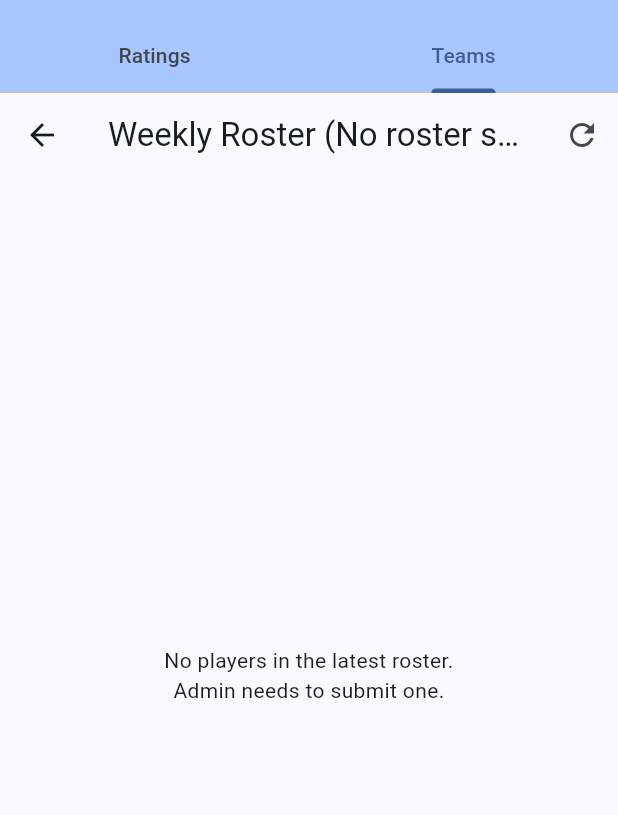
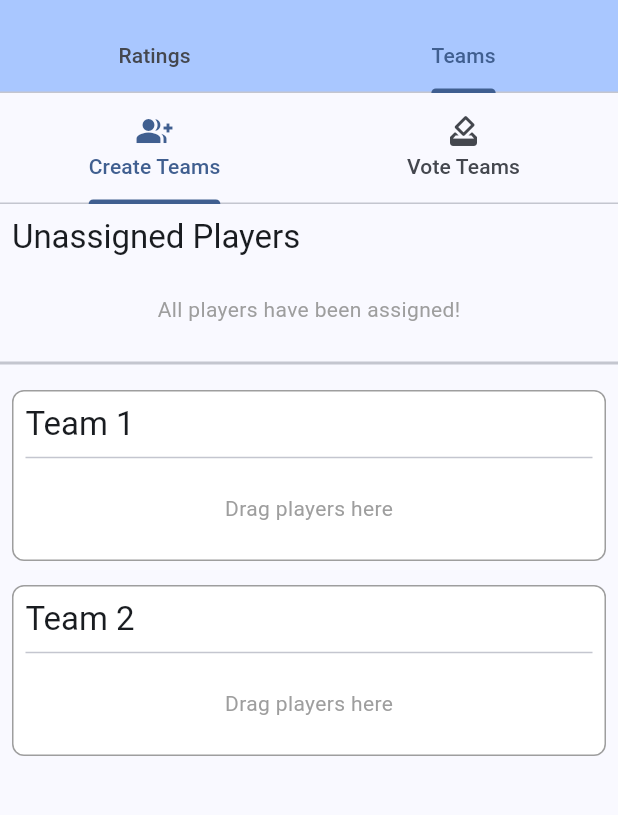
Before and after one commit to SajadMirzaei/sport-toolkit, a Flutter app: the HomePage screen opened by its route, tab 2 chosen, on a phone screen of 412 x 824 dp, the part 63-878 px from its top. Run offline on Flutter 3.47's test engine with Material 3 defaults, Android fonts, the phone set to English and light mode, and no system bars; our stand-ins replace cloud_firestore, firebase_auth, firebase_core, google_sign_in; missing offline and left inert: google_sign_in_web; accounts and stored records are empty; generated files the repository leaves out were written again; network calls fail.

Commit message:
feat: Implement drag-and-drop team formation UI

```diff
--- a/lib/data_service.dart
+++ b/lib/data_service.dart
@@ -26,8 +26,9 @@ class WeeklyRoster {
   final String date;
   final List<String> playerNames;
   final List<String> playerIds;
+  final int numberOfTeams; // New field for the number of teams
 
-  WeeklyRoster({required this.id, required this.date, required this.playerNames, required this.playerIds});
+  WeeklyRoster({required this.id, required this.date, required this.playerNames, required this.playerIds, required this.numberOfTeams});
 }
 
 // --- Data Service ---
@@ -35,19 +36,15 @@ class WeeklyRoster {
 class DataService with ChangeNotifier {
   final FirebaseFirestore _firestore = FirebaseFirestore.instance;
 
-  // --- State for New Roster Feature ---
   List<Player> _players = [];
   WeeklyRoster? _latestRoster;
   bool _isLoadingPlayers = false;
   bool _isLoadingRoster = false;
 
-  // --- Getters for New Roster Feature ---
   List<Player> get players => _players;
   WeeklyRoster? get latestRoster => _latestRoster;
   bool get isLoadingPlayers => _isLoadingPlayers;
   bool get isLoadingRoster => _isLoadingRoster;
-
-  // --- Methods for New Roster Feature (Firestore) ---
 
   Future<void> fetchPlayers() async {
     _isLoadingPlayers = true;
@@ -67,35 +64,35 @@ class DataService with ChangeNotifier {
     if (name.trim().isEmpty) return null;
     try {
       await _firestore.collection('players').add({'name': name.trim()});
-      fetchPlayers(); // Refresh the list
-      return null; // Success
+      fetchPlayers();
+      return null;
     } catch (e) {
       debugPrint('Error adding player: $e');
-      return e.toString(); // Return error message
+      return e.toString();
     }
   }
 
-  Future<String?> submitRoster(List<String> playerIds) async {
+  Future<String?> submitRoster(List<String> playerIds, int numberOfTeams) async {
     if (playerIds.isEmpty) return 'Please select at least one player.';
 
     try {
       final rosterData = {
         'date': Timestamp.now(),
         'present_players': playerIds,
+        'number_of_teams': numberOfTeams, // Save to Firestore
       };
 
-      // If a roster was loaded and has a valid ID, update it. Otherwise, create a new one.
       if (_latestRoster != null && _latestRoster!.id.isNotEmpty) {
         await _firestore.collection('weekly_rosters').doc(_latestRoster!.id).update(rosterData);
       } else {
         await _firestore.collection('weekly_rosters').add(rosterData);
       }
 
-      await fetchLatestRoster(); // Refresh the roster view with the updated data
-      return null; // Success
+      await fetchLatestRoster();
+      return null;
     } catch (e) {
       debugPrint('Error submitting roster: $e');
-      return e.toString(); // Return error message
+      return e.toString();
     }
   }
 
@@ -106,34 +103,35 @@ class DataService with ChangeNotifier {
       final rosterSnapshot = await _firestore.collection('weekly_rosters').orderBy('date', descending: true).limit(1).get();
 
       if (rosterSnapshot.docs.isEmpty) {
-        _latestRoster = WeeklyRoster(id: '', date: 'No roster submitted yet', playerNames: [], playerIds: []);
+        // Default to 2 teams if no roster exists
+        _latestRoster = WeeklyRoster(id: '', date: 'No roster submitted yet', playerNames: [], playerIds: [], numberOfTeams: 2);
       } else {
         final latestRosterDoc = rosterSnapshot.docs.first;
-        final Timestamp rosterTimestamp = latestRosterDoc['date'];
+        final docData = latestRosterDoc.data();
+        final Timestamp rosterTimestamp = docData['date'];
         final rosterDate = rosterTimestamp.toDate();
         final dateString = '${rosterDate.month}/${rosterDate.day}/${rosterDate.year}';
 
-        final List<String> playerIds = List<String>.from(latestRosterDoc['present_players']);
+        final List<String> playerIds = List<String>.from(docData['present_players']);
+        final int numberOfTeams = docData.containsKey('number_of_teams') ? docData['number_of_teams'] : 2;
         List<String> playerNames = [];
 
         if (playerIds.isNotEmpty) {
            final playersSnapshot = await _firestore.collection('players').where(FieldPath.documentId, whereIn: playerIds).get();
            final Map<String, String> playerMap = { for (var doc in playersSnapshot.docs) doc.id : doc.data()['name'] };
-           for (String playerId in playerIds) {
-              playerNames.add(playerMap[playerId] ?? 'Unknown Player');
-           }
+           playerNames = playerIds.map((id) => playerMap[id] ?? 'Unknown Player').toList();
         }
-        _latestRoster = WeeklyRoster(id: latestRosterDoc.id, date: dateString, playerNames: playerNames, playerIds: playerIds);
+
+        _latestRoster = WeeklyRoster(id: latestRosterDoc.id, date: dateString, playerNames: playerNames, playerIds: playerIds, numberOfTeams: numberOfTeams);
       }
     } catch (e) {
       debugPrint('Error fetching latest roster: $e');
-      _latestRoster = WeeklyRoster(id: '', date: 'Error fetching roster', playerNames: [], playerIds: []);
+      _latestRoster = WeeklyRoster(id: '', date: 'Error fetching roster', playerNames: [], playerIds: [], numberOfTeams: 2);
     } finally {
       _isLoadingRoster = false;
       notifyListeners();
     }
   }
-
 
   // --- Existing Methods for Ratings Feature (HTTP) ---
 
--- /dev/null
+++ b/lib/team_formation_view.dart
@@ -0,0 +1,173 @@
+
+import 'package:flutter/material.dart';
+import 'package:provider/provider.dart';
+
+import 'data_service.dart';
+
+class TeamFormationPage extends StatefulWidget {
+  const TeamFormationPage({super.key});
+
+  @override
+  State<TeamFormationPage> createState() => _TeamFormationPageState();
+}
+
+class _TeamFormationPageState extends State<TeamFormationPage> {
+  List<Player> _unassignedPlayers = [];
+  late List<List<Player>> _teams;
+  bool _isLoading = true;
+
+  @override
+  void initState() {
+    super.initState();
+    WidgetsBinding.instance.addPostFrameCallback((_) {
+      _initializeTeamsAndPlayers();
+    });
+  }
+
+  void _initializeTeamsAndPlayers() {
+    final dataService = Provider.of<DataService>(context, listen: false);
+    setState(() {
+      _isLoading = true;
+    });
+
+    dataService.fetchPlayers().then((_) {
+      dataService.fetchLatestRoster().then((_) {
+        if (mounted) {
+          final roster = dataService.latestRoster;
+          if (roster != null && roster.playerIds.isNotEmpty) {
+            final allPlayers = Map.fromIterables(
+                dataService.players.map((p) => p.id), dataService.players);
+
+            final rosterPlayers = roster.playerIds
+                .map((id) => allPlayers[id])
+                .where((p) => p != null)
+                .cast<Player>()
+                .toList();
+
+            setState(() {
+              _unassignedPlayers = List.from(rosterPlayers);
+              _teams = List.generate(roster.numberOfTeams, (_) => []);
+              _isLoading = false;
+            });
+          } else {
+            setState(() {
+              _unassignedPlayers = [];
+              _teams = List.generate(2, (_) => []); // Default to 2 teams if no roster
+              _isLoading = false;
+            });
+          }
+        }
+      });
+    });
+  }
+
+  @override
+  Widget build(BuildContext context) {
+    if (_isLoading) {
+      return const Center(child: CircularProgressIndicator());
+    }
+
+    // Using a CustomScrollView makes the entire content area scrollable,
+    // preventing any overflow errors.
+    return RefreshIndicator(
+      onRefresh: () async {
+        _initializeTeamsAndPlayers();
+      },
+      child: CustomScrollView(
+        slivers: [
+          SliverToBoxAdapter(
+            child: Padding(
+              padding: const EdgeInsets.all(8.0),
+              child: Text('Unassigned Players', style: Theme.of(context).textTheme.titleLarge),
+            ),
+          ),
+          SliverToBoxAdapter(
+            child: _buildPlayerList(_unassignedPlayers, 'unassigned'),
+          ),
+          const SliverToBoxAdapter(
+            child: Divider(height: 20, thickness: 2),
+          ),
+          SliverList(
+            delegate: SliverChildBuilderDelegate(
+              (context, index) {
+                return _buildTeamBox(index);
+              },
+              childCount: _teams.length,
+            ),
+          ),
+        ],
+      ),
+    );
+  }
+
+  Widget _buildTeamBox(int teamIndex) {
+    return DragTarget<Player>(
+      onWillAccept: (player) => true,
+      onAccept: (player) {
+        setState(() {
+          // Ensure player is not in the unassigned list
+          _unassignedPlayers.removeWhere((p) => p.id == player.id);
+          // Remove from any other team before adding to the new one
+          for (var team in _teams) {
+            team.removeWhere((p) => p.id == player.id);
+          }
+          _teams[teamIndex].add(player);
+        });
+      },
+      builder: (context, candidateData, rejectedData) {
+        return Container(
+          margin: const EdgeInsets.all(8.0),
+          padding: const EdgeInsets.all(8.0),
+          decoration: BoxDecoration(
+            border: Border.all(color: Colors.grey),
+            borderRadius: BorderRadius.circular(8.0),
+            color: candidateData.isNotEmpty ? Colors.lightGreen.withOpacity(0.3) : Colors.white,
+          ),
+          child: Column(
+            crossAxisAlignment: CrossAxisAlignment.start,
+            children: [
+              Text(
+                'Team ${teamIndex + 1}',
+                style: Theme.of(context).textTheme.titleLarge,
+              ),
+              const Divider(),
+              _buildPlayerList(_teams[teamIndex], 'team_$teamIndex'),
+            ],
+          ),
+        );
+      },
+    );
+  }
+
+  Widget _buildPlayerList(List<Player> players, String origin) {
+    if (players.isEmpty) {
+      final message = origin == 'unassigned' ? 'All players have been assigned!' : 'Drag players here';
+      return Container(
+        alignment: Alignment.center,
+        padding: const EdgeInsets.all(16.0),
+        child: Text(message, style: const TextStyle(color: Colors.grey)),
+      );
+    }
+    return Padding(
+      padding: const EdgeInsets.all(8.0),
+      child: Wrap(
+        spacing: 8.0,
+        runSpacing: 4.0,
+        children: players.map((player) {
+          return Draggable<Player>(
+            data: player,
+            feedback: Material(
+              elevation: 4.0,
+              child: Chip(label: Text(player.name)),
+            ),
+            childWhenDragging: Opacity(
+              opacity: 0.5,
+              child: Chip(label: Text(player.name)),
+            ),
+            child: Chip(label: Text(player.name)),
+          );
+        }).toList(),
+      ),
+    );
+  }
+}
--- a/lib/teams_view.dart
+++ b/lib/teams_view.dart
@@ -1,62 +1,53 @@
 import 'package:flutter/material.dart';
-import 'package:provider/provider.dart';
 
-import 'data_service.dart';
+import 'team_formation_view.dart'; // The drag-and-drop view
 
-class TeamsPage extends StatefulWidget {
+class TeamsPage extends StatelessWidget {
   const TeamsPage({super.key});
 
   @override
-  State<TeamsPage> createState() => _TeamsPageState();
-}
-
-class _TeamsPageState extends State<TeamsPage> {
-  @override
-  void initState() {
-    super.initState();
-    WidgetsBinding.instance.addPostFrameCallback((_) {
-      Provider.of<DataService>(context, listen: false).fetchLatestRoster();
-    });
-  }
-
-  @override
   Widget build(BuildContext context) {
-    return Scaffold(
-      body: Consumer<DataService>(
-        builder: (context, dataService, child) {
-          final roster = dataService.latestRoster;
-
-          return Scaffold(
-            appBar: AppBar(
-              title: Text('Weekly Roster (${roster?.date ?? ''})'),
-              actions: [
-                IconButton(
-                  icon: const Icon(Icons.refresh),
-                  onPressed: () => dataService.fetchLatestRoster(),
-                  tooltip: 'Refresh Roster',
-                ),
+    // By using a Column with a TabBar and an Expanded TabBarView,
+    // we avoid a nested Scaffold, which was causing the layout overflow.
+    return DefaultTabController(
+      length: 2, // Two tabs: Create and Vote
+      child: Column(
+        children: [
+          const TabBar(
+            tabs: [
+              Tab(text: 'Create Teams', icon: Icon(Icons.group_add)),
+              Tab(text: 'Vote Teams', icon: Icon(Icons.how_to_vote)),
+            ],
+          ),
+          Expanded(
+            child: const TabBarView(
+              children: [
+                TeamFormationPage(),      // The drag-and-drop page
+                VoteTeamsPlaceholder(),   // The placeholder for voting
               ],
             ),
-            body: dataService.isLoadingRoster
-                ? const Center(child: CircularProgressIndicator())
-                : (roster == null || roster.playerNames.isEmpty)
-                    ? const Center(
-                        child: Text(
-                          'No players in the latest roster.\nAdmin needs to submit one.',
-                          textAlign: TextAlign.center,
-                        ),
-                      )
-                    : ListView.builder(
-                        itemCount: roster.playerNames.length,
-                        itemBuilder: (context, index) {
-                          return ListTile(
-                            title: Text(roster.playerNames[index]),
-                          );
-                        },
-                      ),
-          );
-        },
+          ),
+        ],
       ),
     );
   }
 }
+
+// A placeholder widget for the future "Vote Teams" feature.
+class VoteTeamsPlaceholder extends StatelessWidget {
+  const VoteTeamsPlaceholder({super.key});
+
+  @override
+  Widget build(BuildContext context) {
+    return const Center(
+      child: Padding(
+        padding: EdgeInsets.all(16.0),
+        child: Text(
+          'The UI for suggesting and voting on teams will be built here.',
+          style: TextStyle(fontSize: 16, color: Colors.grey),
+          textAlign: TextAlign.center,
+        ),
+      ),
+    );
+  }
+}
```
Also changed, not shown: lib/players_view.dart (+41 -6 lines).
